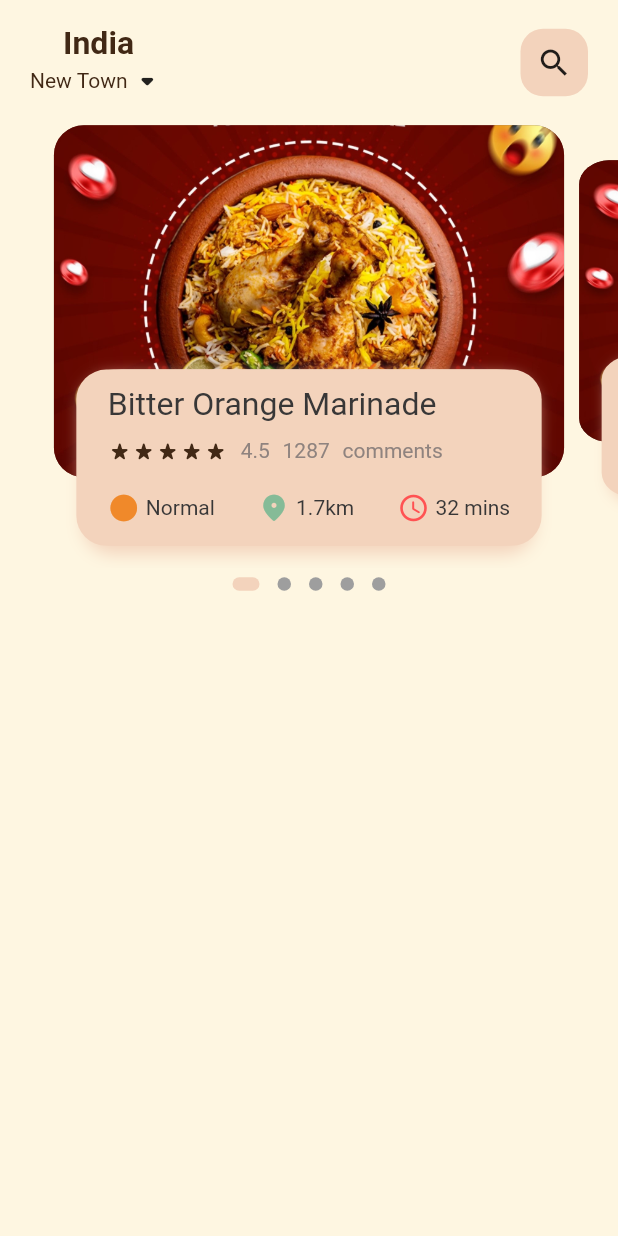
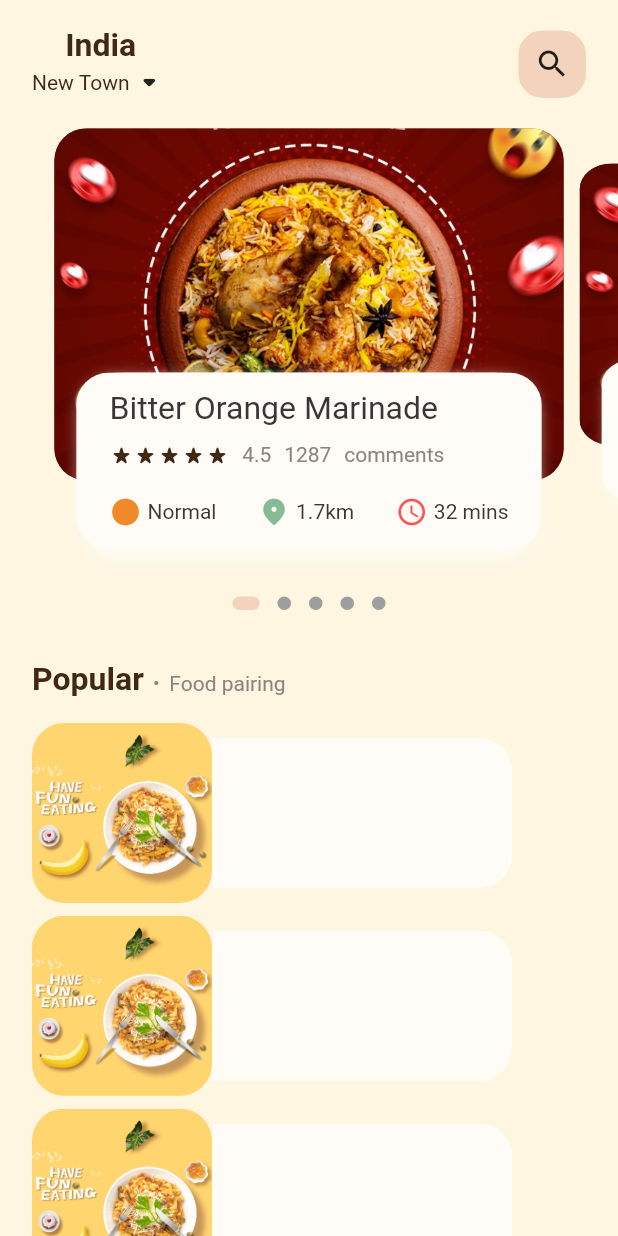
Before and after one commit to shagundubey29/MealMate, a Flutter app: the screen it shows after launch, on a phone screen of 412 x 824 dp. Run offline on Flutter 3.47's test engine with Material 2 defaults, Android fonts, the light colour scheme and no system bars; drawn by our look-alikes of dots_indicator; our stand-ins replace get.

Commit message:
minor changes

```diff
--- a/lib/screen/home/bodyHomeScreen.dart
+++ b/lib/screen/home/bodyHomeScreen.dart
@@ -38,6 +38,7 @@ class _BodyHomeScreenState extends State<BodyHomeScreen> {
   Widget build(BuildContext context) {
     return Column(
       children: [
+        //img slider
         Container(
           height: Dimensions.pageView,
           child: PageView.builder(
@@ -48,6 +49,11 @@ class _BodyHomeScreenState extends State<BodyHomeScreen> {
             },
           ),
         ),
+        //dot area
+        SizedBox(
+          height: Dimensions.height10,
+        ),
+
         new DotsIndicator(
           dotsCount: 5,
           position: _curPageVal,
@@ -56,9 +62,80 @@ class _BodyHomeScreenState extends State<BodyHomeScreen> {
             size: const Size.square(9.0),
             activeSize: const Size(18.0, 9.0),
             activeShape: RoundedRectangleBorder(
-                borderRadius: BorderRadius.circular(5.0)),
+                borderRadius: BorderRadius.circular(Dimensions.borderRadius5)),
           ),
         ),
+        SizedBox(height: Dimensions.height20,),
+        //popular heading
+        Padding(
+          padding: EdgeInsets.only(
+              left: Dimensions.width20,right: Dimensions.width20, bottom: Dimensions.width16),
+          child: Row(
+            mainAxisAlignment: MainAxisAlignment.start,
+            crossAxisAlignment: CrossAxisAlignment.end,
+            children: [
+              BigText(text: 'Popular', weight: FontWeight.w600,),
+              SizedBox(width: Dimensions.width5,),
+              Container(
+                margin: EdgeInsets.only(bottom: 2),
+                child: SmallText(text: '.', size: 24,),
+              ),
+              SizedBox(
+                width: Dimensions.width5,
+              ),
+              Container(
+                child: SmallText(text: 'Food pairing'),
+              )
+            ],
+          ),
+        ),
+        //list section
+        Container(
+          height: 900,
+          child: ListView.builder(
+            physics: NeverScrollableScrollPhysics(),
+            shrinkWrap: true,
+            itemCount: 10,
+            itemBuilder:(context, index) {
+              return Container(
+                margin: EdgeInsets.only(left: Dimensions.width20,right: Dimensions.width20, bottom: Dimensions.height8),
+                child: Row(
+                  children: [
+                    //img part
+                    Container(
+                      height: 120,
+                      width: 120,
+                      decoration: BoxDecoration(
+                        borderRadius: BorderRadius.circular(Dimensions.borderRadius20),
+                        image: DecorationImage(
+                          fit: BoxFit.cover,
+                          image: AssetImage('assets/image/food0.png'),
+                          ),
+                      ),
+                    ),
+                    //text part
+                    Container(
+                      height: 100,
+                      width: 200,
+                      decoration: BoxDecoration(
+                        color: AppColors.primaryColorLight,
+                        borderRadius: BorderRadius.only(
+                          topRight: Radius.circular(Dimensions.borderRadius20),
+                          bottomRight: Radius.circular(Dimensions.height20)
+                        ),
+                      ),
+                      child: Column(
+                        children: [
+
+                        ],
+                      ),
+                    ),
+                  ],
+                ),
+              );
+            },
+          ),
+        )
       ],
     );
   }
@@ -96,9 +173,9 @@ class _BodyHomeScreenState extends State<BodyHomeScreen> {
         children:[
           Container(
                 height: Dimensions.pageViewHeight,
-                margin: const EdgeInsets.only(left: 5, right: 5),
+                margin: EdgeInsets.only(left: Dimensions.width5, right: Dimensions.width5),
                 decoration: BoxDecoration(
-                  borderRadius: BorderRadius.circular(20),
+                  borderRadius: BorderRadius.circular(Dimensions.borderRadius20),
                   color: index.isEven ? Colors.brown : Colors.brown[800],
                   image: DecorationImage(
                     fit: BoxFit.cover,
@@ -112,26 +189,26 @@ class _BodyHomeScreenState extends State<BodyHomeScreen> {
               height: Dimensions.pageViewTextHeight,
               margin: EdgeInsets.only(left: 25, right: 25, bottom: 15),
               decoration: BoxDecoration(
-                borderRadius: BorderRadius.circular(20),
-                color: AppColors.primaryColorDark,
+                borderRadius: BorderRadius.circular(Dimensions.borderRadius20),
+                color: AppColors.primaryColorLight,
                 boxShadow:  [
                   BoxShadow(
-                    color: AppColors.primaryColorDark,
+                    color: AppColors.primaryColorLight,
                     blurRadius: 9.0,
                     offset: const Offset(0, 5),
                   ),
                   BoxShadow(
-                    color: AppColors.primaryColorDark,
+                    color: AppColors.primaryColorLight,
                     offset: Offset(-5, 0),
                   ),
                   BoxShadow(
-                    color: AppColors.primaryColorDark,
+                    color: AppColors.primaryColorLight,
                     offset:  Offset(5, 0),
                   ),
                 ]
               ),
               child: Padding(
-                padding: const EdgeInsets.symmetric(vertical: 10, horizontal: 16),
+                padding: EdgeInsets.symmetric(vertical: Dimensions.height10, horizontal: Dimensions.width16),
                 child: Column(
                   mainAxisAlignment: MainAxisAlignment.start,
                   crossAxisAlignment: CrossAxisAlignment.start,
--- a/lib/screen/home/homeScreen.dart
+++ b/lib/screen/home/homeScreen.dart
@@ -21,14 +21,14 @@ class _HomeScreenState extends State<HomeScreen> {
     // print('hello000000000' + MediaQuery.of(context).size.height.toString());
 
     return Scaffold(
-      backgroundColor: AppColors.primaryColor,
+      backgroundColor: AppColors.primaryColor ,
       body: SafeArea(
         child: Container(
           child: Container(
             child: Column(
               children: [
                 Padding(
-                  padding: const EdgeInsets.symmetric(horizontal: 20, vertical: 16),
+                  padding: EdgeInsets.symmetric(horizontal: Dimensions.width20, vertical: Dimensions.width16),
                   child: Row(
                     mainAxisAlignment: MainAxisAlignment.spaceBetween,
                     children: [
@@ -46,19 +46,25 @@ class _HomeScreenState extends State<HomeScreen> {
                           ),
                         ],
                       ),
-                      Container(
-                        width: 45,
-                        height: 45,
-                        decoration: BoxDecoration(
-                          borderRadius: BorderRadius.circular(15),
-                          color: AppColors.primaryColorDark,
+                      Center(
+                        child: Container(
+                          width: 45,
+                          height: 45,
+                          decoration: BoxDecoration(
+                            borderRadius: BorderRadius.circular(Dimensions.borderRadius15),
+                            color: AppColors.primaryColorDark,
+                          ),
+                            child: const Icon(Icons.search),
                         ),
-                          child: const Icon(Icons.search),
                       )
                     ],
                   ),
                 ),
-                BodyHomeScreen(),
+                Expanded(
+                  child: SingleChildScrollView(
+                    child: BodyHomeScreen()
+                    ),
+                  ),
               ],
             ),
           ),
--- a/lib/util/appTheme.dart
+++ b/lib/util/appTheme.dart
@@ -1,6 +1,7 @@
 import 'dart:ui';
 
 class AppColors{
+  static final Color primaryColorLight = const Color(0xFFFFFCF7);
   static final Color primaryColor = const Color(0xFFFEF6E1);
   static final Color primaryColorDark = const Color(0xFFF3D3BC);
   static final Color textColor = const Color.fromARGB(255, 56, 55, 55);
--- a/lib/util/dimensions.dart
+++ b/lib/util/dimensions.dart
@@ -13,17 +13,21 @@ class Dimensions{
   static double height10 = screenHeight/77.2;
   static double height18 = screenHeight / 42.89;
   static double height8 = screenHeight / 96.5;
+  static double height20 = screenHeight / 38.6;
+
 
 //margin and padding width
   static double width8 = screenHeight / 96.5;
+  static double width5 = screenHeight / 154.4;
+  static double width16 = screenHeight / 48.25;
+  static double width20 = screenHeight / 38.6;
 
   static double fontSize20 = screenHeight/38.6;
+
   static double borderRadius5 = screenHeight / 154.4;
   static double borderRadius20 = screenHeight / 38.6;
-
+  static double borderRadius15 = screenHeight /51.47;
 
   static double iconSize24 = screenHeight / 31.17;
   static double iconSize20 = screenHeight / 38.6;
-
-
 }
```
